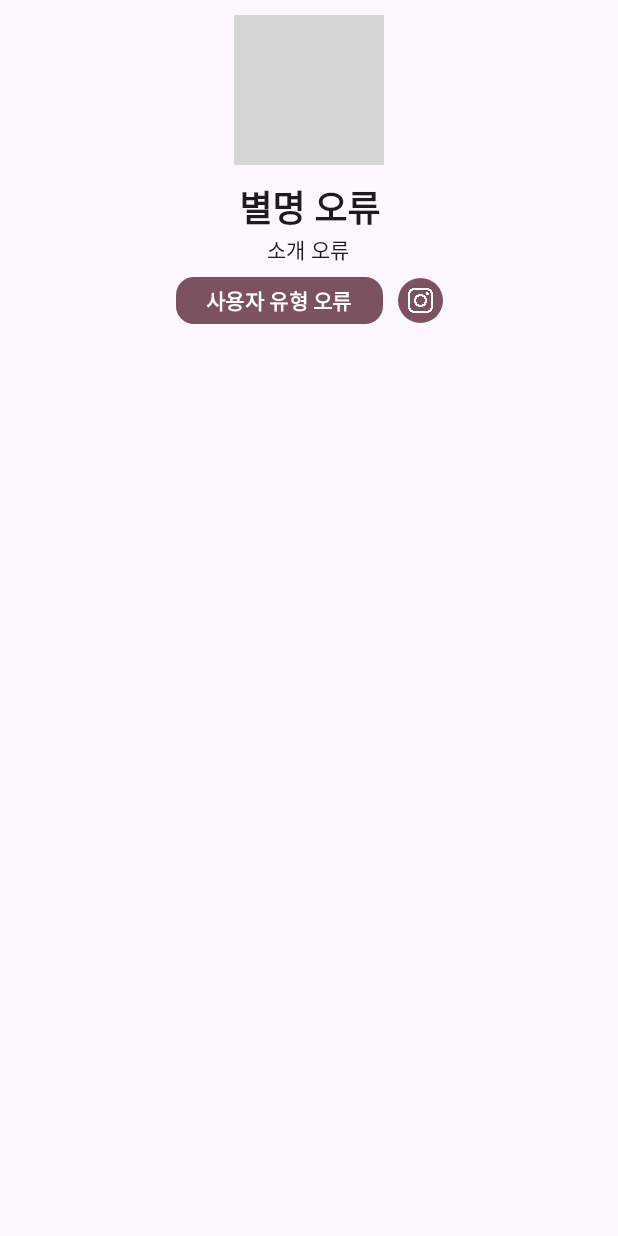
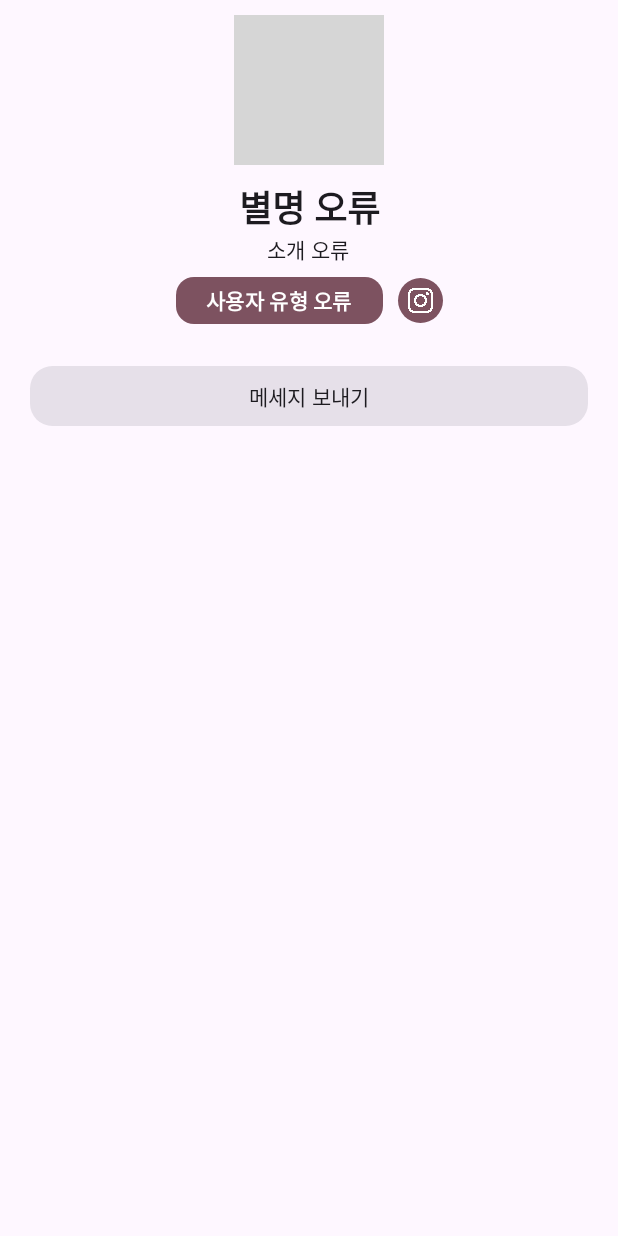
Before and after one commit to i-meant-to-be/CAU-MobileAppDev-Draw, an Android app built with Jetpack Compose: the userprofile screen opened through its navigation route, on a phone screen of 412 x 824 dp. Run offline under Robolectric (Android 15) with nearby library versions, the phone set to English and light mode, and no system bars; our stand-ins replace Dagger/Hilt's generated code, Firebase (no records; nobody signed in at launch, a user with empty details on screens opened directly); pictures from the network do not load; grey boxes are pictures that could not be loaded.

Commit message:
074 UserprofileVIew Button

```diff
--- a/frontend/app/src/main/java/com/imeanttobe/drawapplication/view/bottomnav/UserProfileView.kt
+++ b/frontend/app/src/main/java/com/imeanttobe/drawapplication/view/bottomnav/UserProfileView.kt
@@ -26,12 +26,17 @@ import androidx.compose.foundation.lazy.grid.GridCells
 import androidx.compose.foundation.lazy.grid.LazyVerticalGrid
 import androidx.compose.foundation.lazy.grid.items
 import androidx.compose.foundation.shape.CircleShape
+import androidx.compose.foundation.shape.RoundedCornerShape
 import androidx.compose.material.icons.Icons
 import androidx.compose.material.icons.filled.Error
+import androidx.compose.material3.Button
+import androidx.compose.material3.ButtonDefaults
+import androidx.compose.material3.ButtonDefaults.shape
 import androidx.compose.material3.Card
 import androidx.compose.material3.CardDefaults
 import androidx.compose.material3.Icon
 import androidx.compose.material3.MaterialTheme
+import androidx.compose.material3.OutlinedButton
 import androidx.compose.material3.Surface
 import androidx.compose.material3.Text
 import androidx.compose.runtime.Composable
@@ -62,6 +67,8 @@ import com.imeanttobe.drawapplication.R
 import com.imeanttobe.drawapplication.data.enum.UserType
 import com.imeanttobe.drawapplication.data.model.Post
 import com.imeanttobe.drawapplication.data.model.User
+import com.imeanttobe.drawapplication.theme.onSeed
+import com.imeanttobe.drawapplication.theme.seed
 import com.imeanttobe.drawapplication.viewmodel.UserProfileViewModel
 
 @Composable
@@ -224,6 +231,16 @@ fun UserProfileViewGrid(
                 )
             }
             Spacer(Modifier.height(24.dp))
+
+            Button(onClick = {},
+                modifier = modifier.fillMaxWidth().padding(horizontal = 20.dp),
+                shape = RoundedCornerShape(15.dp),
+                colors = ButtonDefaults.buttonColors(
+                    containerColor = buttonContainerColor,
+                    contentColor = buttonContentColor)//containerColor = seed, contentColor = onSeed
+            ) {
+                Text(text = stringResource(id = R.string.send_message))
+            }
 
             // Profile buttons
 
--- a/frontend/app/src/main/res/values/strings.xml
+++ b/frontend/app/src/main/res/values/strings.xml
@@ -29,6 +29,8 @@
     <string name="no_image">서버에 이미지 없음</string>
     <string name="add_profile_photo">프로필 사진 추가</string>
     <string name="register_picture">그림 등록</string>
+    <string name="send_message">메세지 보내기</string>
+
     <string name="logout">로그아웃</string>
     <string name="direct_message">Contact</string>
     <string name="pw_length">비밀번호는 최소 6자리 이상이어야 합니다.</string>
```
Also changed, not shown: frontend/app/src/main/java/com/imeanttobe/drawapplication/viewmodel/UserProfileViewModel.kt (+17 -0 lines).
